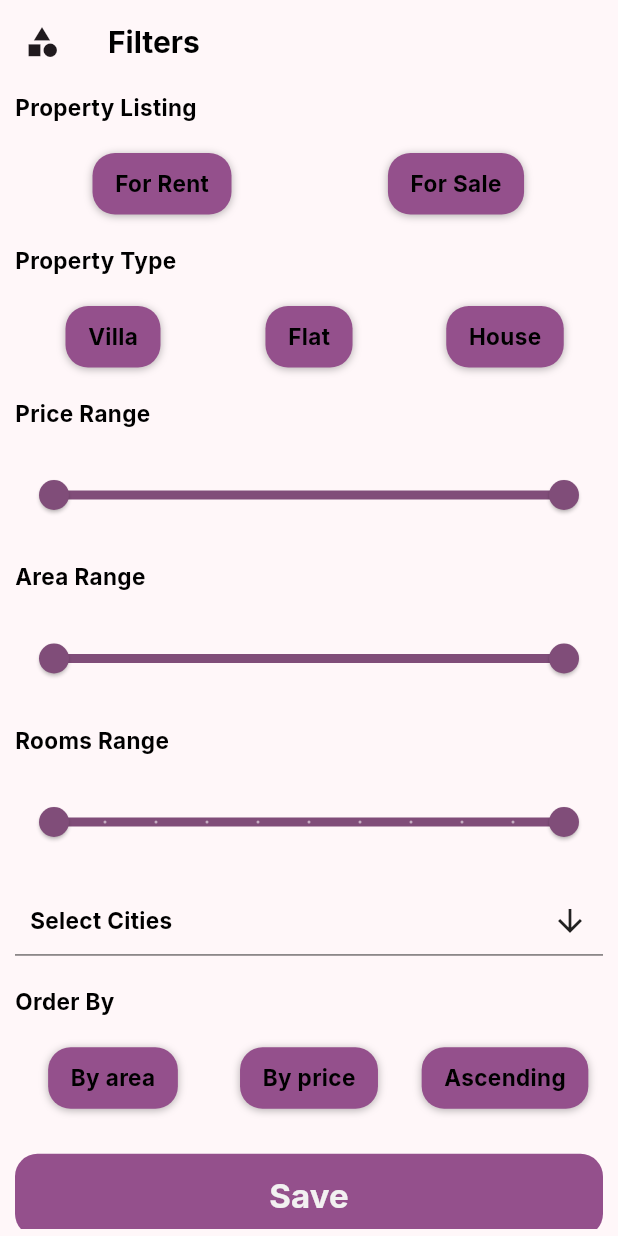
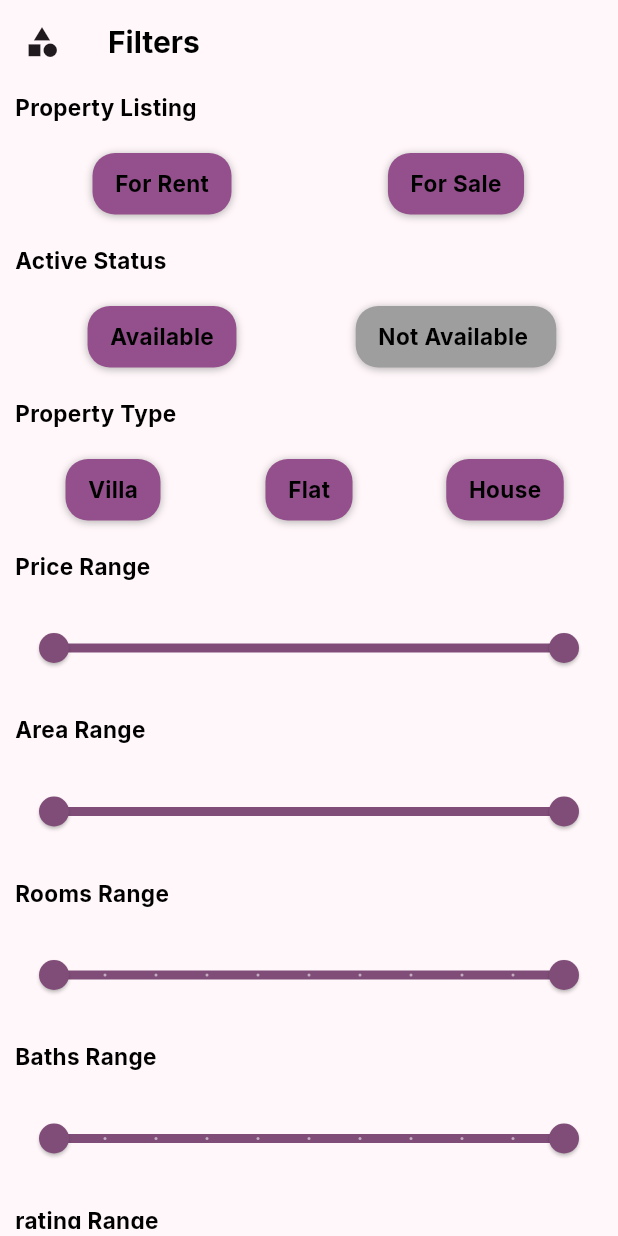
Before and after one commit to HadiAlhamed/flutter-django-realestate-maps, a Flutter app: the FilterSearchPage screen opened by its route, on a phone screen of 412 x 824 dp. Run offline on Flutter 3.47's test engine with Material 3 defaults, Android fonts, the phone set to English and light mode, and no system bars; drawn by our look-alikes of multi_select_flutter; our stand-ins replace animated_bottom_navigation_bar, country_picker, dio, flutter_map, flutter_secure_storage, flutter_staggered_animations and 6 more; missing offline and left inert: flutter_map_location_marker, flutter_polyline_points; accounts and stored records are empty.

Commit message:
missed file from last push

```diff
--- a/lib/views/main/filter_search_page.dart
+++ b/lib/views/main/filter_search_page.dart
@@ -96,6 +96,45 @@ class _FilterSearchPageState extends State<FilterSearchPage> {
                     const SizedBox(
                       height: 20,
                     ),
+                    const Text("Active Status"),
+                    const SizedBox(
+                      height: 20,
+                    ),
+                    Row(
+                      children: [
+                        GetBuilder<FilterController>(
+                          init: filterController,
+                          id: "isActive",
+                          builder: (controller) => Expanded(
+                            flex: 1,
+                            child: OptionContainer(
+                              label: "Available",
+                              colorCondition: filterController.isActive,
+                              onTap: () {
+                                filterController.flipIsActive();
+                              },
+                            ),
+                          ),
+                        ),
+                        GetBuilder<FilterController>(
+                          init: filterController,
+                          id: "isNotActive",
+                          builder: (controller) => Expanded(
+                            flex: 1,
+                            child: OptionContainer(
+                              label: "Not Available	",
+                              colorCondition: filterController.isNotActive,
+                              onTap: () {
+                                filterController.flipIsNotActive();
+                              },
+                            ),
+                          ),
+                        ),
+                      ],
+                    ),
+                    const SizedBox(
+                      height: 20,
+                    ),
                     const Text("Property Type"),
                     const SizedBox(height: 20),
                     propertyTypeOptions(),
@@ -160,6 +199,47 @@ class _FilterSearchPageState extends State<FilterSearchPage> {
                       ),
                     ),
                     const SizedBox(height: 20),
+                    const Text("Baths Range"),
+                    const SizedBox(height: 20),
+                    GetBuilder<FilterController>(
+                      init: filterController,
+                      id: "bathsRange",
+                      builder: (controller) => RangeSlider(
+                        values: filterController.bathsRange,
+                        onChanged: (range) {
+                          filterController.changeBathsRange(range);
+                        },
+                        min: 0,
+                        max: 10,
+                        divisions: 10, // <-- Add this
+                        labels: RangeLabels(
+                          filterController.bathsRange.start.toStringAsFixed(0),
+                          filterController.bathsRange.end.toStringAsFixed(0),
+                        ),
+                      ),
+                    ),
+                    const SizedBox(height: 20),
+                    const Text("rating Range"),
+                    const SizedBox(height: 20),
+                    GetBuilder<FilterController>(
+                      init: filterController,
+                      id: "ratingRange",
+                      builder: (controller) => RangeSlider(
+                        values: filterController.ratingRange,
+                        onChanged: (range) {
+                          filterController.changeRatingRange(range);
+                        },
+                        min: 0,
+                        max: 5.0,
+                        divisions: 10, // <-- Add this
+                        labels: RangeLabels(
+                          filterController.ratingRange.start.toStringAsFixed(1),
+                          filterController.ratingRange.end.toStringAsFixed(1),
+                        ),
+                      ),
+                    ),
+                    const SizedBox(height: 20),
+
                     //cities
                     MultiSelectDialogField(
                       items: cities
```
